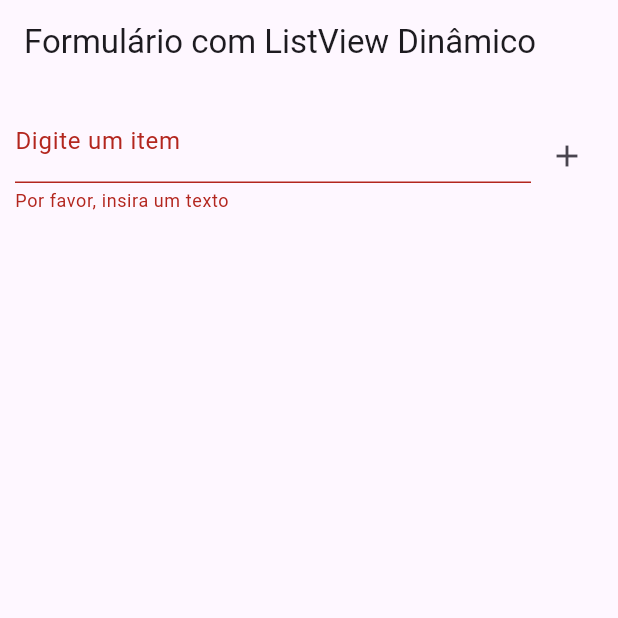
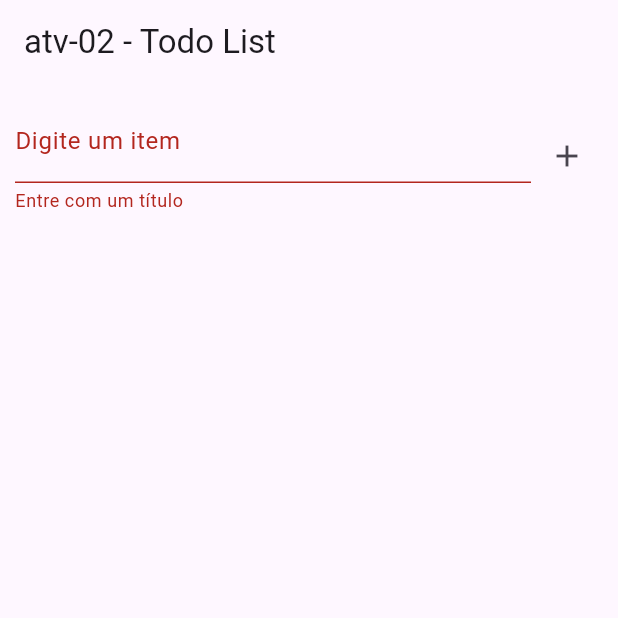
Before and after one commit to SenhorAfonso/pgm-atv-03, a Flutter app: the screen it shows after launch, after a tap on the "add" icon, on a phone screen of 412 x 824 dp, the top half of it. Run offline on Flutter 3.47's test engine with Material 3 defaults, Android fonts, the phone set to English and light mode, and no system bars.

Commit message:
Update main.dart

```diff
--- a/lib/main.dart
+++ b/lib/main.dart
@@ -45,7 +45,7 @@ class _FormPageState extends State<FormPage> {
   Widget build(BuildContext context) {
     return Scaffold(
       appBar: AppBar(
-        title: const Text('Formulário com ListView Dinâmico'),
+        title: const Text('atv-02 - Todo List'),
       ),
       body: Padding(
         padding: const EdgeInsets.all(10.0),
@@ -61,7 +61,7 @@ class _FormPageState extends State<FormPage> {
                       decoration: const InputDecoration(labelText: 'Digite um item'),
                       validator: (value) {
                         if (value == null || value.isEmpty) {
-                          return 'Por favor, insira um texto';
+                          return 'Entre com um título';
                         }
                         return null;
                       },
```
